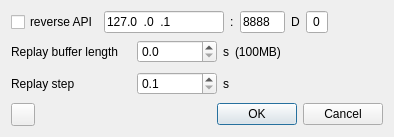
The window that sdrgui/gui/basicdevicesettingsdialog.ui (f4exb/sdrangel) describes before a commit, drawn with Qt 5.
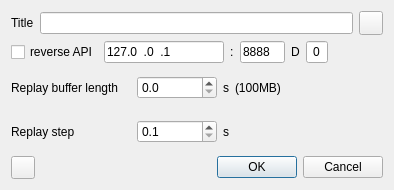
The same window after the commit. Icons and pictures are not drawn.

Commit message: Make device title editable in the basic device settings. Fixes #2292

The edit to the form file:
```diff
--- a/sdrgui/gui/basicdevicesettingsdialog.ui
+++ b/sdrgui/gui/basicdevicesettingsdialog.ui
@@ -7,7 +7,7 @@
     <x>0</x>
     <y>0</y>
     <width>394</width>
-    <height>137</height>
+    <height>190</height>
    </rect>
   </property>
   <property name="font">
@@ -20,6 +20,50 @@
    <string>Basic device settings</string>
   </property>
   <layout class="QVBoxLayout" name="verticalLayout">
+   <item>
+    <layout class="QHBoxLayout" name="titleLayout">
+     <item>
+      <widget class="QLabel" name="titleLabel">
+       <property name="sizePolicy">
+        <sizepolicy hsizetype="Maximum" vsizetype="Preferred">
+         <horstretch>0</horstretch>
+         <verstretch>0</verstretch>
+        </sizepolicy>
+       </property>
+       <property name="text">
+        <string>Title</string>
+       </property>
+      </widget>
+     </item>
+     <item>
+      <widget class="QLineEdit" name="title">
+       <property name="toolTip">
+        <string>Channel marker title</string>
+       </property>
+      </widget>
+     </item>
+     <item>
+      <widget class="QPushButton" name="titleReset">
+       <property name="maximumSize">
+        <size>
+         <width>24</width>
+         <height>24</height>
+        </size>
+       </property>
+       <property name="toolTip">
+        <string>Reset title to channel type name</string>
+       </property>
+       <property name="text">
+        <string/>
+       </property>
+       <property name="icon">
+        <iconset resource="../resources/res.qrc">
+         <normaloff>:/recycle.png</normaloff>:/recycle.png</iconset>
+       </property>
+      </widget>
+     </item>
+    </layout>
+   </item>
    <item>
     <layout class="QHBoxLayout" name="reverseAPILayout">
      <item>
```
The commit also changes 353 other files.
